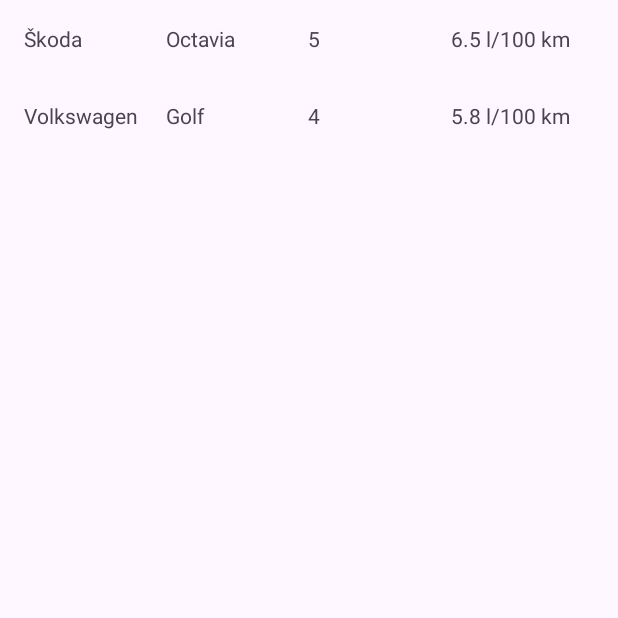
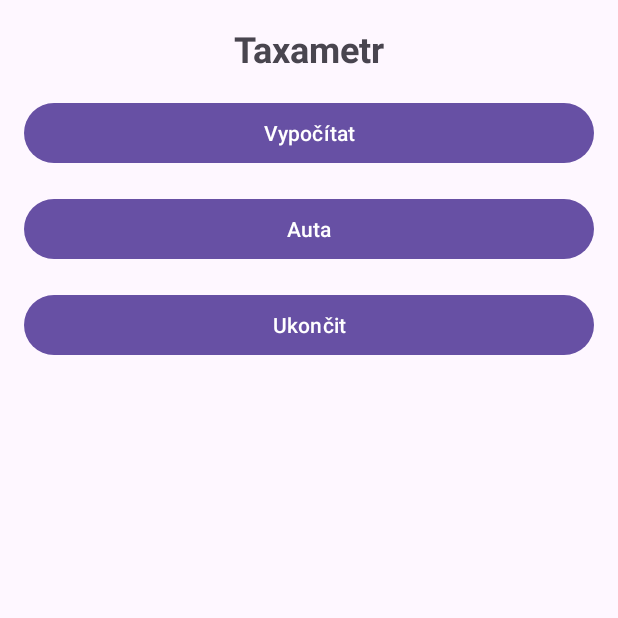
Before and after one commit to Palkitch/BMTA_Palka_Kodytek, an Android app: the screen it shows after launch (MainActivity), on a phone screen of 412 x 824 dp, the top half of it. Run offline under Robolectric (Android 15) with nearby library versions, the phone set to English and light mode, and no system bars.

Commit message:
ADD Propojení s listem aut

```diff
--- a/app/src/main/java/com/example/bmta_palka_kodytek/AutoAdapter.kt
+++ b/app/src/main/java/com/example/bmta_palka_kodytek/CarAdapter.kt
@@ -1,4 +1,3 @@
-// Soubor: AutoAdapter.kt
 package com.example.bmta_palka_kodytek.objects
 
 import android.view.LayoutInflater
@@ -8,10 +7,10 @@ import android.widget.TextView
 import androidx.recyclerview.widget.RecyclerView
 import com.example.bmta_palka_kodytek.R
 
-class AutoAdapter(private val autos: List<Auto>) :
-    RecyclerView.Adapter<AutoAdapter.AutoViewHolder>() {
+class CarAdapter(private val cars: List<Car>) :
+    RecyclerView.Adapter<CarAdapter.CarViewHolder>() {
     interface OnItemClickListener {
-        fun onItemClick(auto: Auto)
+        fun onItemClick(car: Car)
     }
 
     private var itemClickListener: OnItemClickListener? = null
@@ -20,32 +19,32 @@ class AutoAdapter(private val autos: List<Auto>) :
         itemClickListener = listener
     }
 
-    class AutoViewHolder(itemView: View) : RecyclerView.ViewHolder(itemView) {
+    class CarViewHolder(itemView: View) : RecyclerView.ViewHolder(itemView) {
         val textViewBrand: TextView = itemView.findViewById(R.id.textViewBrand)
         val textViewModel: TextView = itemView.findViewById(R.id.textViewModel)
         val textViewSeats: TextView = itemView.findViewById(R.id.textViewSeats)
         val textViewConsumption: TextView = itemView.findViewById(R.id.textViewConsumption)
     }
 
-    override fun onCreateViewHolder(parent: ViewGroup, viewType: Int): AutoViewHolder {
-        val view = LayoutInflater.from(parent.context).inflate(R.layout.item_auto, parent, false)
-        return AutoViewHolder(view)
+    override fun onCreateViewHolder(parent: ViewGroup, viewType: Int): CarViewHolder {
+        val view = LayoutInflater.from(parent.context).inflate(R.layout.item_car, parent, false)
+        return CarViewHolder(view)
     }
 
-    override fun onBindViewHolder(holder: AutoViewHolder, position: Int) {
-        val auto = autos[position]
-        holder.textViewBrand.text = auto.brand
-        holder.textViewModel.text = auto.model
-        holder.textViewSeats.text = auto.seats.toString()
-        holder.textViewConsumption.text = auto.consumption
+    override fun onBindViewHolder(holder: CarViewHolder, position: Int) {
+        val car = cars[position]
+        holder.textViewBrand.text = car.brand
+        holder.textViewModel.text = car.model
+        holder.textViewSeats.text = car.seats.toString()
+        holder.textViewConsumption.text = car.consumption
 
         holder.itemView.setOnClickListener {
-            itemClickListener?.onItemClick(auto)
+            itemClickListener?.onItemClick(car)
         }
     }
 
 
     override fun getItemCount(): Int {
-        return autos.size
+        return cars.size
     }
 }
--- a/app/src/main/java/com/example/bmta_palka_kodytek/MainActivity.kt
+++ b/app/src/main/java/com/example/bmta_palka_kodytek/MainActivity.kt
@@ -1,51 +1,86 @@
 package com.example.bmta_palka_kodytek
 
+import android.os.Bundle
+import android.view.MenuItem
+import android.widget.Button
 import androidx.appcompat.app.AppCompatActivity
-import android.os.Bundle
-import android.widget.Toast
-import androidx.recyclerview.widget.LinearLayoutManager
-import androidx.recyclerview.widget.RecyclerView
-import com.example.bmta_palka_kodytek.objects.Auto
-import com.example.bmta_palka_kodytek.objects.AutoAdapter
+import androidx.core.app.NavUtils
+import androidx.fragment.app.FragmentTransaction
 
 class MainActivity : AppCompatActivity() {
 
+    private lateinit var buttonCalculate: Button
+    private lateinit var buttonCars: Button
+    private lateinit var buttonExit: Button
+    private lateinit var carListFragment: CarListFragment
+
+    /*
+    *   TODO:
+    *       1) Přidat tlačítko zpět v sekci "Auta"
+    *
+    */
+
     override fun onCreate(savedInstanceState: Bundle?) {
         super.onCreate(savedInstanceState)
-        setContentView(R.layout.cars)
+        setContentView(R.layout.activity_main)
 
-        val recyclerView: RecyclerView = findViewById(R.id.recyclerView)
-        recyclerView.layoutManager = LinearLayoutManager(this)
+        carListFragment = CarListFragment()
+        buttonCalculate = findViewById(R.id.buttonCalculate)
+        buttonCars = findViewById(R.id.buttonCars)
+        buttonExit = findViewById(R.id.buttonExit)
 
-        val autos = listOf(
-            Auto().apply {
-                brand = "Škoda"
-                model = "Octavia"
-                seats = 5
-                consumption = "6.5 l/100 km"
-            },
-            Auto().apply {
-                brand = "Volkswagen"
-                model = "Golf"
-                seats = 4
-                consumption = "5.8 l/100 km"
+        buttonCalculate.setOnClickListener {
+
+        }
+
+        buttonCars.setOnClickListener {
+            buttonCalculate.visibility = Button.GONE
+            buttonCars.visibility = Button.GONE
+            buttonExit.visibility = Button.GONE
+
+            supportFragmentManager.beginTransaction()
+                .replace(R.id.container, CarListFragment())
+                .addToBackStack(null)
+                .setTransition(FragmentTransaction.TRANSIT_FRAGMENT_OPEN)
+                .commit()
+
+            supportActionBar?.setDisplayHomeAsUpEnabled(true)
+        }
+
+        buttonExit.setOnClickListener {
+            finish()
+        }
+    }
+
+    override fun onOptionsItemSelected(item: MenuItem): Boolean {
+        when (item.itemId) {
+            android.R.id.home -> {
+                if (supportFragmentManager.findFragmentById(R.id.container) != carListFragment) {
+                    // Skryj tlačítka
+                    buttonCalculate.visibility = Button.GONE
+                    buttonCars.visibility = Button.GONE
+                    buttonExit.visibility = Button.GONE
+
+                    supportFragmentManager.beginTransaction()
+                        .replace(R.id.container, carListFragment)
+                        .addToBackStack(null)
+                        .setTransition(FragmentTransaction.TRANSIT_FRAGMENT_OPEN)
+                        .commit()
+
+                    supportActionBar?.setDisplayHomeAsUpEnabled(true)
+                } else {
+                    // Zobraz tlačítka a skryj tlačítko zpět
+                    buttonCalculate.visibility = Button.VISIBLE
+                    buttonCars.visibility = Button.VISIBLE
+                    buttonExit.visibility = Button.VISIBLE
+                    supportActionBar?.setDisplayHomeAsUpEnabled(false)
+
+                    supportFragmentManager.popBackStack()
+                }
+                return true
             }
-            // Přidej další auta podle potřeby
-        )
+        }
+        return super.onOptionsItemSelected(item)
+    }
 
-        val adapter = AutoAdapter(autos)
-        recyclerView.adapter = adapter
-
-        // Přidej posluchače kliknutí
-        adapter.setOnItemClickListener(object : AutoAdapter.OnItemClickListener {
-            override fun onItemClick(auto: Auto) {
-                // Zpracuj kliknutí na auto
-                Toast.makeText(
-                    this@MainActivity,
-                    "Kliknuto na auto: ${auto.brand} ${auto.model}",
-                    Toast.LENGTH_SHORT
-                ).show()
-            }
-        })
-    }
 }
--- a/app/src/main/java/com/example/bmta_palka_kodytek/objects/Auto.kt
+++ b/app/src/main/java/com/example/bmta_palka_kodytek/objects/Car.kt
@@ -1,7 +1,7 @@
 // Soubor: Auto.kt
 package com.example.bmta_palka_kodytek.objects
 
-class Auto {
+class Car {
     var brand: String = ""
     var model: String = ""
     var seats: Int = 0
--- a/app/src/main/res/layout/activity_main.xml
+++ b/app/src/main/res/layout/activity_main.xml
@@ -7,22 +7,66 @@
     tools:context=".MainActivity">
 
     <TextView
-        android:id="@+id/textField"
+        android:id="@+id/textViewTitle"
         android:layout_width="wrap_content"
         android:layout_height="wrap_content"
-        android:text="Hello World!"
-        app:layout_constraintBottom_toBottomOf="parent"
+        android:text="Taxametr"
+        android:textSize="24sp"
+        android:textStyle="bold"
+        app:layout_constraintTop_toTopOf="parent"
+        app:layout_constraintStart_toStartOf="parent"
         app:layout_constraintEnd_toEndOf="parent"
-        app:layout_constraintStart_toStartOf="parent"
-        app:layout_constraintTop_toTopOf="parent" />
+        android:layout_marginTop="16dp"
+        android:layout_marginBottom="16dp"/>
 
     <Button
-        android:id="@+id/btn"
-        android:layout_width="wrap_content"
+        android:id="@+id/buttonCalculate"
+        android:layout_width="0dp"
         android:layout_height="wrap_content"
-        android:text="Button"
+        android:text="Vypočítat"
+        app:layout_constraintTop_toBottomOf="@+id/textViewTitle"
+        app:layout_constraintStart_toStartOf="parent"
         app:layout_constraintEnd_toEndOf="parent"
+        android:layout_marginTop="16dp"
+        android:layout_marginStart="16dp"
+        android:layout_marginEnd="16dp"/>
+
+    <Button
+        android:id="@+id/buttonCars"
+        android:layout_width="0dp"
+        android:layout_height="wrap_content"
+        android:text="Auta"
+        app:layout_constraintTop_toBottomOf="@+id/buttonCalculate"
         app:layout_constraintStart_toStartOf="parent"
-        tools:layout_editor_absoluteY="410dp" />
+        app:layout_constraintEnd_toEndOf="parent"
+        android:layout_marginTop="16dp"
+        android:layout_marginStart="16dp"
+        android:layout_marginEnd="16dp"/>
+
+    <Button
+        android:id="@+id/buttonExit"
+        android:layout_width="0dp"
+        android:layout_height="wrap_content"
+        android:text="Ukončit"
+        app:layout_constraintTop_toBottomOf="@+id/buttonCars"
+        app:layout_constraintStart_toStartOf="parent"
+        app:layout_constraintEnd_toEndOf="parent"
+        android:layout_marginTop="16dp"
+        android:layout_marginStart="16dp"
+        android:layout_marginEnd="16dp"/>
+
+    <!-- Zde bude vložen RecyclerView s layoutem pro auta -->
+    <FrameLayout
+        android:id="@+id/container"
+        android:layout_width="0dp"
+        android:layout_height="0dp"
+        app:layout_constraintTop_toBottomOf="@+id/buttonExit"
+        app:layout_constraintStart_toStartOf="parent"
+        app:layout_constraintEnd_toEndOf="parent"
+        app:layout_constraintBottom_toBottomOf="parent"
+        android:layout_marginTop="16dp"
+        android:layout_marginStart="16dp"
+        android:layout_marginEnd="16dp"
+        android:layout_marginBottom="16dp"/>
 
 </androidx.constraintlayout.widget.ConstraintLayout>
```
Also changed, not shown: app/src/main/java/com/example/bmta_palka_kodytek/CarListFragment.kt (added, +70 -0 lines), app/src/main/res/layout/item_car.xml (renamed from app/src/main/res/layout/item_auto.xml).
